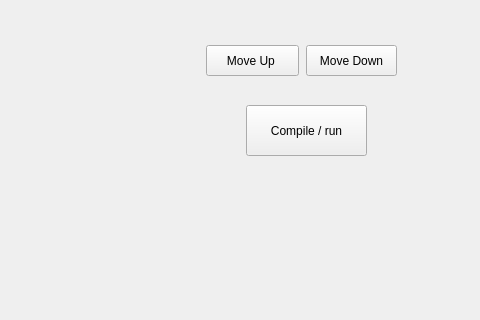
Before: the Qt Designer form SkinUI.ui in jaysstewart/MinecraftSkinMaker, drawn with Qt 5; both pictures show x 624 to 1104 and y 455 to 775 of the 1104 by 974 pixel window.
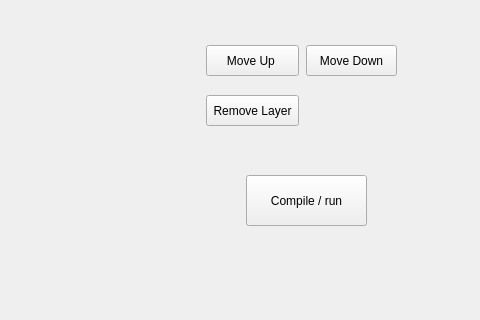
After: the same form once the commit is applied.

Commit message: Added listSelection methods, working on remove layer method. Updates are going to slow down while im in school.

What changed in the file:
```diff
--- a/SkinUI.ui
+++ b/SkinUI.ui
@@ -83,7 +83,7 @@
     <property name="geometry">
      <rect>
       <x>870</x>
-      <y>560</y>
+      <y>630</y>
       <width>121</width>
       <height>51</height>
      </rect>
@@ -194,6 +194,19 @@
      </rect>
     </property>
    </widget>
+   <widget class="QPushButton" name="removeButton">
+    <property name="geometry">
+     <rect>
+      <x>830</x>
+      <y>550</y>
+      <width>93</width>
+      <height>31</height>
+     </rect>
+    </property>
+    <property name="text">
+     <string>Remove Layer</string>
+    </property>
+   </widget>
   </widget>
   <widget class="QMenuBar" name="menubar">
    <property name="geometry">
```
Left out of the diff: 4 changed lines with no effect on the pictures. The commit also changes 1 other file.
